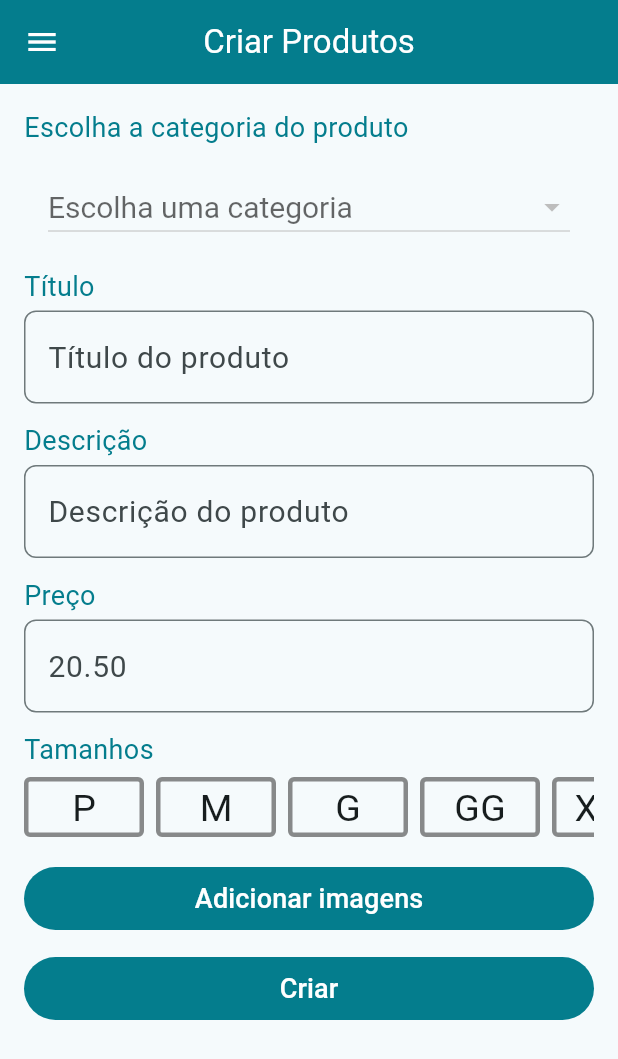
After one commit to NvB23/loja_virtual, a Flutter app: the screen it shows after launch, swiped to page 5, on a phone screen of 412 x 824 dp. The commit adds this screen. Shown: the top 1059 px of the screen. Run offline on Flutter 3.47's test engine with Material 3 defaults, Android fonts, the phone set to English and light mode, and no system bars; our stand-ins replace cloud_firestore, firebase_auth, firebase_core, flutter_carousel_widget, google_sign_in, image_picker and 2 more; missing offline and left inert: cloudinary; accounts and stored records are empty.

Commit message:
ajustes finais no projeto

```diff
--- /dev/null
+++ b/lib/screens/create_products.dart
@@ -0,0 +1,361 @@
+// ignore_for_file: use_build_context_synchronously
+
+import 'package:cloud_firestore/cloud_firestore.dart';
+import 'package:cloudinary/cloudinary.dart';
+import 'package:flutter/material.dart';
+import 'package:image_picker/image_picker.dart';
+import 'package:loja_virtual/screens/tabs/home_tab.dart';
+
+class CreateProducts extends StatefulWidget {
+  const CreateProducts({super.key});
+
+  @override
+  State<CreateProducts> createState() => _CreateProductsState();
+}
+
+class _CreateProductsState extends State<CreateProducts> {
+  String? category;
+  List<String> seletedSize = [];
+  List<String> images = [];
+  final TextEditingController titleController = TextEditingController();
+  final TextEditingController descritionController = TextEditingController();
+  final TextEditingController priceController = TextEditingController();
+
+  final _formKey = GlobalKey<FormState>();
+  @override
+  Widget build(BuildContext context) {
+    return Padding(
+      padding: const EdgeInsets.all(16.0),
+      child: Form(
+        key: _formKey,
+        child: ListView(
+          children: [
+            Text(
+              "Escolha a categoria do produto",
+              style: TextStyle(
+                fontSize: 18,
+                color: Theme.of(context).primaryColor,
+              ),
+              textAlign: TextAlign.start,
+            ),
+            FutureBuilder<QuerySnapshot>(
+              future: FirebaseFirestore.instance.collection("products").get(),
+              builder: (context, snapshot) {
+                if (!snapshot.hasData) {
+                  Center(
+                    child: CircularProgressIndicator(
+                      backgroundColor: Theme.of(context).primaryColor,
+                    ),
+                  );
+                } else {
+                  final categories = snapshot.data!.docs
+                      .map((cat) => {
+                            "id": cat.id,
+                            "title": cat.get("title").toString(),
+                          })
+                      .toList();
+                  return SizedBox(
+                    width: double.infinity,
+                    child: DropdownButton(
+                        dropdownColor: const Color.fromARGB(255, 211, 211, 215),
+                        isExpanded: true,
+                        borderRadius: BorderRadius.circular(10),
+                        padding: const EdgeInsets.all(16),
+                        elevation: 1,
+                        style: const TextStyle(fontSize: 20),
+                        value: category,
+                        hint: const Text("Escolha uma categoria"),
+                        items: categories.map((categoryItem) {
+                          return DropdownMenuItem<String>(
+                            value: categoryItem["id"],
+                            child: Text(
+                              categoryItem["title"]!,
+                              style: TextStyle(
+                                  color: Theme.of(context).primaryColor),
+                            ),
+                          );
+                        }).toList(),
+                        onChanged: (value) {
+                          setState(() {
+                            category = value;
+                          });
+                        }),
+                  );
+                }
+                return Container();
+              },
+            ),
+            Text(
+              "Título",
+              style: TextStyle(
+                fontSize: 18,
+                color: Theme.of(context).primaryColor,
+              ),
+              textAlign: TextAlign.start,
+            ),
+            const SizedBox(
+              height: 3,
+            ),
+            TextFormField(
+              controller: titleController,
+              validator: (text) {
+                if (text!.isEmpty) {
+                  return "Título vazio.";
+                }
+                return null;
+              },
+              textCapitalization: TextCapitalization.words,
+              keyboardType: TextInputType.text,
+              decoration: InputDecoration(
+                  hintText: "Título do produto",
+                  errorStyle: const TextStyle(fontSize: 15),
+                  border: OutlineInputBorder(
+                      borderRadius: BorderRadius.circular(8.0))),
+              style: const TextStyle(fontSize: 20),
+            ),
+            const SizedBox(
+              height: 12,
+            ),
+            Text(
+              "Descrição",
+              style: TextStyle(
+                fontSize: 18,
+                color: Theme.of(context).primaryColor,
+              ),
+              textAlign: TextAlign.start,
+            ),
+            const SizedBox(
+              height: 3,
+            ),
+            TextFormField(
+              controller: descritionController,
+              validator: (text) {
+                if (text!.isEmpty) {
+                  return "Descrição vazia.";
+                }
+                return null;
+              },
+              maxLines: null,
+              minLines: 1,
+              textCapitalization: TextCapitalization.sentences,
+              keyboardType: TextInputType.text,
+              decoration: InputDecoration(
+                  hintText: "Descrição do produto",
+                  errorStyle: const TextStyle(fontSize: 15),
+                  border: OutlineInputBorder(
+                      borderRadius: BorderRadius.circular(8.0))),
+              style: const TextStyle(fontSize: 20),
+            ),
+            const SizedBox(
+              height: 12,
+            ),
+            Text(
+              "Preço",
+              style: TextStyle(
+                fontSize: 18,
+                color: Theme.of(context).primaryColor,
+              ),
+              textAlign: TextAlign.start,
+            ),
+            const SizedBox(
+              height: 3,
+            ),
+            TextFormField(
+              controller: priceController,
+              validator: (text) {
+                if (text!.isEmpty) {
+                  return "Preço vazio.";
+                }
+                return null;
+              },
+              maxLines: 5,
+              minLines: 1,
+              keyboardType: TextInputType.number,
+              decoration: InputDecoration(
+                  hintText: "20.50",
+                  errorStyle: const TextStyle(fontSize: 15),
+                  border: OutlineInputBorder(
+                      borderRadius: BorderRadius.circular(8.0))),
+              style: const TextStyle(fontSize: 20),
+            ),
+            const SizedBox(
+              height: 12,
+            ),
+            Text(
+              "Tamanhos",
+              style: TextStyle(
+                fontSize: 18,
+                color: Theme.of(context).primaryColor,
+              ),
+              textAlign: TextAlign.start,
+            ),
+            SizedBox(
+              height: 50,
+              width: 80,
+              child: Padding(
+                padding: const EdgeInsets.symmetric(vertical: 5.0),
+                child: GridView(
+                  scrollDirection: Axis.horizontal,
+                  gridDelegate: const SliverGridDelegateWithFixedCrossAxisCount(
+                    crossAxisCount: 1,
+                    mainAxisSpacing: 8,
+                    crossAxisSpacing: 15,
+                    childAspectRatio: 0.5,
+                  ),
+                  children: ["P", "M", "G", "GG", "XGG"].map<Widget>((size) {
+                    return GestureDetector(
+                      onTap: () {
+                        setState(() {
+                          if (seletedSize.contains(size)) {
+                            seletedSize.remove(size);
+                          } else {
+                            seletedSize.add(size);
+                          }
+                        });
+                      },
+                      child: Container(
+                        decoration: BoxDecoration(
+                          borderRadius: BorderRadius.circular(4),
+                          border: Border.all(
+                            width: seletedSize.contains(size) ? 5 : 3,
+                            color: seletedSize.contains(size)
+                                ? Theme.of(context).primaryColor
+                                : Colors.black45,
+                          ),
+                        ),
+                        alignment: Alignment.center,
+                        child: Text(
+                          size,
+                          style: const TextStyle(fontSize: 25),
+                        ),
+                      ),
+                    );
+                  }).toList(),
+                ),
+              ),
+            ),
+            const SizedBox(
+              height: 12,
+            ),
+            TextButton(
+                onPressed: () async {
+                  final pickerImage = ImagePicker();
+                  final XFile? mediaImage =
+                      await pickerImage.pickImage(source: ImageSource.gallery);
+                  if (mediaImage == null) return;
+
+                  final cloudinary = Cloudinary.signedConfig(
+                      apiKey: "856935523333271",
+                      apiSecret: "_vgpEGgcpTjBqV5smuw1SOnh26U",
+                      cloudName: "ddmfhxtmk");
+
+                  try {
+                    int value = 0;
+                    int name = value++;
+                    final publicId =
+                        DateTime.now().millisecondsSinceEpoch.toString();
+
+                    final response = await cloudinary.upload(
+                        file: mediaImage.path,
+                        resourceType: CloudinaryResourceType.image,
+                        fileName: name.toString(),
+                        publicId: publicId,
+                        folder: "items/$category");
+
+                    if (response.isSuccessful) {
+                      images.add(response.secureUrl!);
+                      ScaffoldMessenger.of(context).showSnackBar(
+                        SnackBar(
+                            backgroundColor: Theme.of(context).primaryColor,
+                            content:
+                                const Text("Imagem adicionada com sucesso!")),
+                      );
+                    } else {
+                      throw Exception(
+                          "Erro ao fazer upload: ${response.error}");
+                    }
+                  } catch (e) {
+                    ScaffoldMessenger.of(context).showSnackBar(
+                      SnackBar(
+                          backgroundColor: Theme.of(context).primaryColor,
+                          content: Text("Erro ao fazer upload da image: $e!")),
+                    );
+                  }
+                },
+                style: ButtonStyle(
+                  backgroundColor:
+                      WidgetStatePropertyAll(Theme.of(context).primaryColor),
+                ),
+                child: const Text(
+                  "Adicionar imagens",
+                  style: TextStyle(color: Colors.white, fontSize: 18),
+                )),
+            const SizedBox(
+              height: 12,
+            ),
+            images.isNotEmpty
+                ? Container(
+                    margin: const EdgeInsets.only(bottom: 12),
+                    color: const Color.fromARGB(255, 211, 211, 215),
+                    child: Column(
+                      crossAxisAlignment: CrossAxisAlignment.start,
+                      children: [
+                        Padding(
+                          padding: const EdgeInsets.symmetric(vertical: 4.0),
+                          child: Text(
+                              images.map((urlImage) => urlImage).toString()),
+                        ),
+                      ],
+                    ),
+                  )
+                : Container(),
+            TextButton(
+                onPressed: () async {
+                  if (_formKey.currentState!.validate() &&
+                      images.isNotEmpty &&
+                      category != null) {
+                    await FirebaseFirestore.instance
+                        .collection("products")
+                        .doc(category)
+                        .collection("items")
+                        .add({
+                      "title": titleController.text,
+                      "description": descritionController.text,
+                      "price": double.parse(priceController.text),
+                      "size": seletedSize,
+                      "images": images
+                    });
+                    Navigator.of(context).push(MaterialPageRoute(
+                      builder: (context) => const HomeTab(),
+                    ));
+                  } else if (category == null) {
+                    ScaffoldMessenger.of(context).showSnackBar(
+                      const SnackBar(
+                          backgroundColor: Colors.red,
+                          content: Text("Escolha uma categoria!")),
+                    );
+                  } else if (images.isEmpty) {
+                    ScaffoldMessenger.of(context).showSnackBar(
+                      const SnackBar(
+                          backgroundColor: Colors.red,
+                          content: Text("Adicione uma imagem!")),
+                    );
+                  } else {
+                    ScaffoldMessenger.of(context).showSnackBar(
+                      const SnackBar(
+                          backgroundColor: Colors.red,
+                          content: Text("Preencha todos os campos!")),
+                    );
+                  }
+                },
+                style: ButtonStyle(
+                    backgroundColor:
+                        WidgetStatePropertyAll(Theme.of(context).primaryColor)),
+                child: const Text("Criar",
+                    style: TextStyle(color: Colors.white, fontSize: 18)))
+          ],
+        ),
+      ),
+    );
+  }
+}
--- a/lib/screens/home_screen.dart
+++ b/lib/screens/home_screen.dart
@@ -1,4 +1,5 @@
 import 'package:flutter/material.dart';
+import 'package:loja_virtual/screens/create_products.dart';
 import 'package:loja_virtual/screens/tabs/home_tab.dart';
 import 'package:loja_virtual/screens/tabs/orders_tab.dart';
 import 'package:loja_virtual/screens/tabs/places_tab.dart';
@@ -65,6 +66,20 @@ class HomeScreen extends StatelessWidget {
             pageController: pageController,
           ),
         ),
+        Scaffold(
+          appBar: AppBar(
+            centerTitle: true,
+            title: const Text(
+              "Criar Produtos",
+              style: TextStyle(color: Colors.white),
+            ),
+            backgroundColor: Theme.of(context).primaryColor,
+          ),
+          body: const CreateProducts(),
+          drawer: CustomDrawer(
+            pageController: pageController,
+          ),
+        ),
       ],
     );
   }
--- a/lib/screens/login_screen.dart
+++ b/lib/screens/login_screen.dart
@@ -1,6 +1,7 @@
 import 'package:flutter/material.dart';
 import 'package:loja_virtual/model/user_model.dart';
 import 'package:loja_virtual/screens/signup_screen.dart';
+import 'package:loja_virtual/screens/tabs/home_tab.dart';
 import 'package:scoped_model/scoped_model.dart';
 
 class LoginScreen extends StatefulWidget {
@@ -183,6 +184,8 @@ class _LoginScreenState extends State<LoginScreen> {
                           onSuccess: onSuccess, onFail: onFail);
                     },
                     child: Container(
+                      width: 55,
+                      height: 55,
                       padding: const EdgeInsets.all(5),
                       margin: const EdgeInsets.only(top: 5),
                       decoration: BoxDecoration(
@@ -191,7 +194,7 @@ class _LoginScreenState extends State<LoginScreen> {
                               width: 2, color: Theme.of(context).primaryColor)),
                       child: Image.asset(
                         "lib/assets/google_logo.png",
-                        fit: BoxFit.cover,
+                        fit: BoxFit.contain,
                         height: 55,
                       ),
                     ),
--- a/lib/screens/signup_screen.dart
+++ b/lib/screens/signup_screen.dart
@@ -229,6 +229,8 @@ class _SignupScreenState extends State<SignupScreen> {
                             builder: (context) => const AddFields()));
                       },
                       child: Container(
+                        width: 55,
+                        height: 55,
                         padding: const EdgeInsets.all(5),
                         margin: const EdgeInsets.only(top: 5),
                         decoration: BoxDecoration(
@@ -238,7 +240,7 @@ class _SignupScreenState extends State<SignupScreen> {
                                 color: Theme.of(context).primaryColor)),
                         child: Image.asset(
                           "lib/assets/google_logo.png",
-                          fit: BoxFit.cover,
+                          fit: BoxFit.contain,
                           height: 55,
                         ),
                       ),
--- a/pubspec.yaml
+++ b/pubspec.yaml
@@ -51,6 +51,7 @@ dependencies:
   flutter_carousel_widget: ^3.1.0
   flutter_staggered_grid_view: ^0.7.0
   mask_text_input_formatter: ^2.9.0
+  image_picker: ^1.1.2
 
 dev_dependencies:
   flutter_test:
```
Also changed, not shown: lib/screens/product_image.dart (added, +24 -0 lines), lib/screens/product_screen.dart (+13 -3 lines), lib/screens/widgets/custom_drawer.dart (+12 -1 lines), pubspec.lock, 6 other files.
